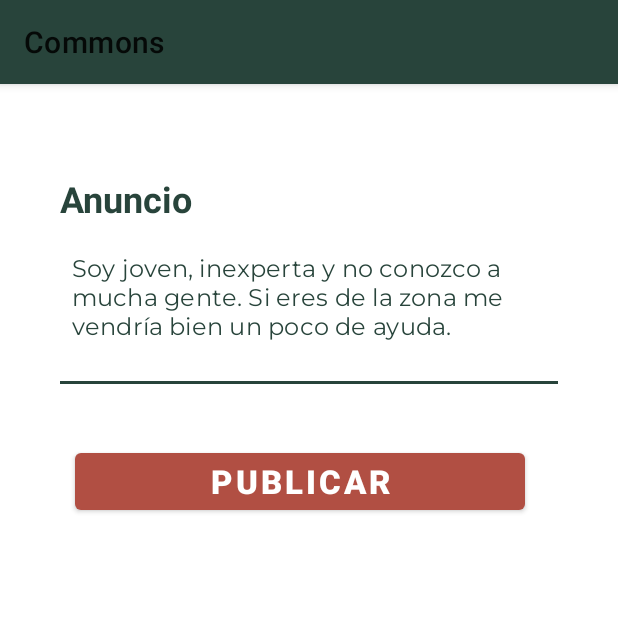
After one commit to alxgarci/commons, an Android app: the fragment AnuncioFragment shown on its own in the app's theme, on a phone screen of 412 x 824 dp, the top half of it. The commit adds this screen. Run offline under Robolectric (Android 15) with nearby library versions, the phone set to English and light mode, and no system bars.

Commit message:
ajustes y editperf Fragments2

```diff
--- /dev/null
+++ b/app/src/main/java/com/agmmps/commons/fragments/AnuncioFragment.java
@@ -0,0 +1,58 @@
+package com.agmmps.commons.fragments;
+
+import android.os.Bundle;
+
+import androidx.fragment.app.Fragment;
+
+import android.view.LayoutInflater;
+import android.view.View;
+import android.view.ViewGroup;
+import android.widget.EditText;
+
+import com.agmmps.commons.R;
+
+
+public class AnuncioFragment extends Fragment {
+
+
+//    private static final String ARG_PARAM1 = "param1";
+//    private static final String ARG_PARAM2 = "param2";
+//
+//
+//    private String mParam1;
+//    private String mParam2;
+
+    EditText etAnuncio;
+
+    public AnuncioFragment() {
+
+    }
+
+    public static AnuncioFragment newInstance() {
+        AnuncioFragment fragment = new AnuncioFragment();
+        Bundle args = new Bundle();
+//        args.putString(ARG_PARAM1, param1);
+//        args.putString(ARG_PARAM2, param2);
+        fragment.setArguments(args);
+        return fragment;
+    }
+
+    @Override
+    public void onCreate(Bundle savedInstanceState) {
+        super.onCreate(savedInstanceState);
+//        if (getArguments() != null) {
+//            mParam1 = getArguments().getString(ARG_PARAM1);
+//            mParam2 = getArguments().getString(ARG_PARAM2);
+//        }
+    }
+
+    @Override
+    public View onCreateView(LayoutInflater inflater, ViewGroup container,
+                             Bundle savedInstanceState) {
+        View view = inflater.inflate(R.layout.fragment_anuncio, container, false);
+
+        etAnuncio = view.findViewById(R.id.etAnuncioFrag);
+
+        return view;
+    }
+}
--- a/app/src/main/res/layout/fragment_ajustes.xml
+++ b/app/src/main/res/layout/fragment_ajustes.xml
@@ -11,8 +11,7 @@
         android:layout_width="300dp"
         android:layout_height="50dp"
         android:layout_marginTop="200dp"
-        android:layout_marginStart="50dp"
-        android:layout_marginLeft="50dp"
+        android:layout_gravity="center"
         android:text="About us"
         android:textSize="22sp"
         style="@style/ButtonGreen"/>
@@ -22,8 +21,7 @@
         android:layout_width="300dp"
         android:layout_height="50dp"
         android:layout_marginTop="20dp"
-        android:layout_marginStart="50dp"
-        android:layout_marginLeft="50dp"
+        android:layout_gravity="center"
         android:text="Private Policy"
         android:textSize="22sp"
         style="@style/ButtonGreen"/>
@@ -33,8 +31,7 @@
         android:layout_width="300dp"
         android:layout_height="50dp"
         android:layout_marginTop="20dp"
-        android:layout_marginStart="50dp"
-        android:layout_marginLeft="50dp"
+        android:layout_gravity="center"
         android:text="Log Out"
         android:textSize="22sp"
         style="@style/ButtonOrange"/>
--- /dev/null
+++ b/app/src/main/res/layout/fragment_anuncio.xml
@@ -0,0 +1,61 @@
+<?xml version="1.0" encoding="utf-8"?>
+<LinearLayout xmlns:android="http://schemas.android.com/apk/res/android"
+    xmlns:tools="http://schemas.android.com/tools"
+    android:layout_width="match_parent"
+    android:layout_height="match_parent"
+    android:orientation="vertical"
+    tools:context=".fragments.AnuncioFragment">
+
+    <LinearLayout
+        android:id="@+id/llAnuncioFrag"
+        android:layout_width="match_parent"
+        android:layout_height="180dp"
+        android:layout_marginTop="20dp"
+        android:layout_marginLeft="40dp"
+        android:layout_marginRight="40dp"
+        android:orientation="vertical">
+
+        <TextView
+            android:id="@+id/tvAnuncioFrag"
+            android:layout_width="wrap_content"
+            android:layout_height="100dp"
+            android:layout_marginTop="40dp"
+            android:layout_weight="1"
+            android:text="Anuncio"
+            android:textColor="@color/colorPrimary"
+            android:textSize="24sp"
+            android:textStyle="bold"/>
+
+        <com.google.android.material.textfield.TextInputLayout
+            android:id="@+id/lEditAnuncioFrag"
+            android:layout_width="wrap_content"
+            android:layout_height="match_parent"
+            android:layout_weight="1"
+            android:layout_marginTop="-16dp">
+
+            <com.google.android.material.textfield.TextInputEditText
+                android:id="@+id/etAnuncioFrag"
+                android:layout_width="match_parent"
+                android:layout_height="match_parent"
+                android:layout_marginStart="-8dp"
+                android:background="@color/colorTransparent"
+                android:fontFamily="@font/montserrat"
+                android:text="@string/tv_fragment_descripcion"
+                android:textColor="@color/colorPrimary" />
+
+        </com.google.android.material.textfield.TextInputLayout>
+
+    </LinearLayout>
+
+    <com.google.android.material.button.MaterialButton
+        android:id="@+id/btnAnuncioFragPublicar"
+        android:layout_width="300dp"
+        android:layout_height="50dp"
+        android:layout_marginTop="40dp"
+        android:layout_marginStart="50dp"
+        android:layout_marginLeft="50dp"
+        android:text="Publicar"
+        android:textSize="22sp"
+        style="@style/ButtonOrange"/>
+
+</LinearLayout>
```
